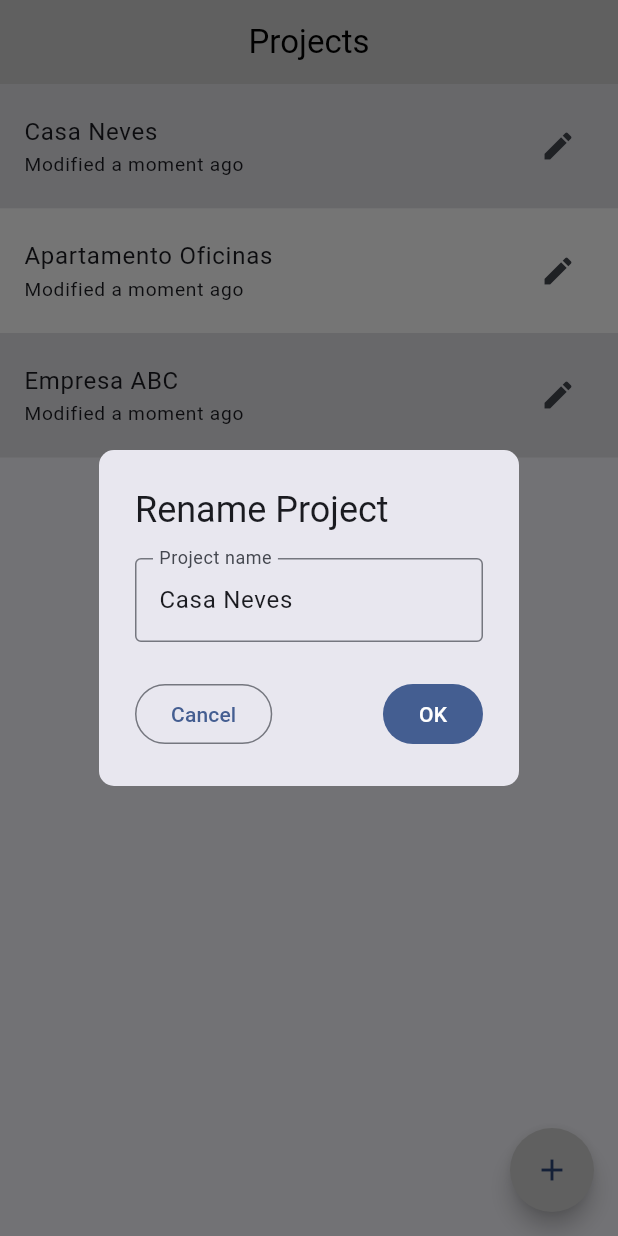
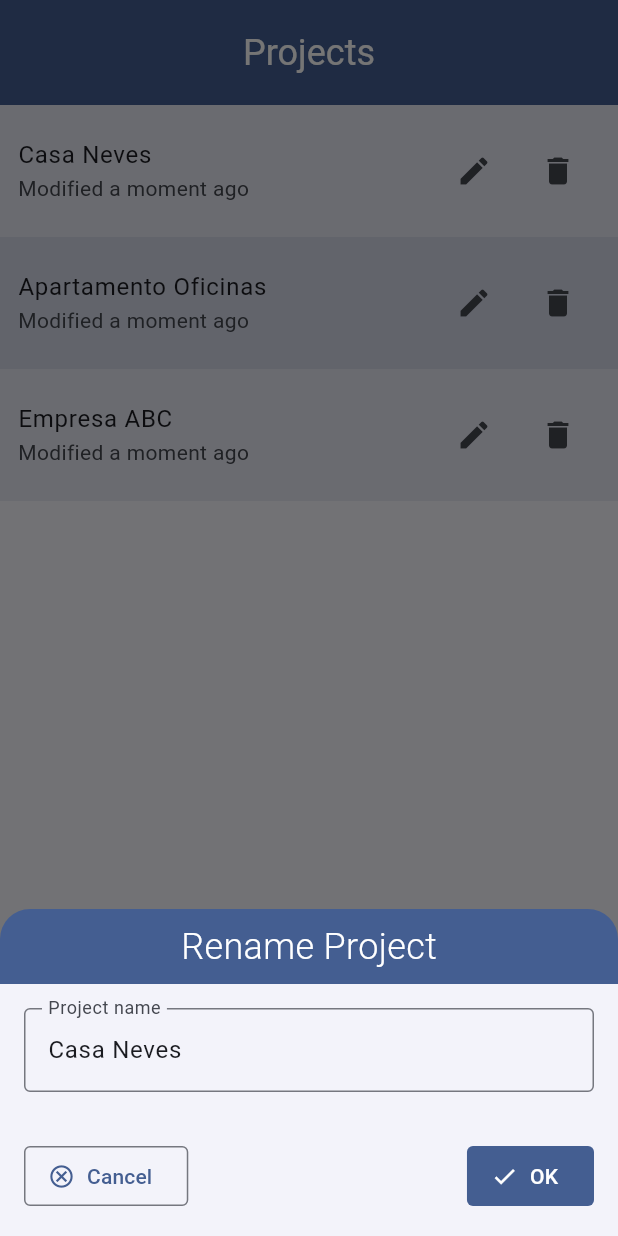
Before and after one commit to vvalentim/dispositivos_moveis_2024_2, a Flutter app: the screen it shows after launch, after a tap on the "mode edit" icon, on a phone screen of 412 x 824 dp. Run offline on Flutter 3.47's test engine with Material 3 defaults, Android fonts, the phone set to English and light mode, and no system bars; our stand-ins replace timeago.

Commit message:
delete project and open active project page

```diff
--- a/lib/app.dart
+++ b/lib/app.dart
@@ -1,4 +1,5 @@
 import 'package:flutter/material.dart';
+import 'package:dispositivos_moveis_2024_2/theme/theme.dart';
 import 'package:dispositivos_moveis_2024_2/pages/projects_page.dart';
 
 class App extends StatelessWidget {
@@ -8,10 +9,8 @@ class App extends StatelessWidget {
   @override
   Widget build(BuildContext context) {
     return MaterialApp(
-      theme: ThemeData(
-        colorScheme: ColorScheme.fromSeed(seedColor: Colors.blueAccent),
-        useMaterial3: true,
-      ),
+      theme: AppTheme.defaultTheme,
+      themeMode: ThemeMode.dark,
       home: const ProjectsPage(),
       debugShowCheckedModeBanner: false,
     );
--- a/lib/pages/projects_page.dart
+++ b/lib/pages/projects_page.dart
@@ -1,7 +1,9 @@
 import 'package:dispositivos_moveis_2024_2/models/project.dart';
+import 'package:dispositivos_moveis_2024_2/pages/active_project_page.dart';
 import 'package:dispositivos_moveis_2024_2/providers/projects_provider.dart';
-import 'package:dispositivos_moveis_2024_2/widgets/projects_list_widget.dart';
+import 'package:dispositivos_moveis_2024_2/widgets/bottom_sheet_widget.dart';
 import 'package:flutter/material.dart';
+import 'package:flutter/services.dart';
 import 'package:provider/provider.dart';
 
 class ProjectsPage extends StatefulWidget {
@@ -12,72 +14,194 @@ class ProjectsPage extends StatefulWidget {
 }
 
 class _ProjectsPageState extends State<ProjectsPage> {
-  TextEditingController controllerProjectName = TextEditingController();
-  String searchQuery = '';
+  late ProjectsProvider _projectsProvider;
+
+  late List<Project> _filteredProjects;
+
+  final _form = GlobalKey<FormState>();
+
+  final _projectNameController = TextEditingController();
+
+  String _searchQuery = '';
+
+  void _createProject() {
+    _projectsProvider.add(Project(_projectNameController.text));
+  }
+
+  void _renameProject(Project project) {
+    _projectsProvider.rename(project, _projectNameController.text);
+  }
 
   @override
   void dispose() {
     super.dispose();
+    _projectNameController.dispose();
   }
 
   @override
   Widget build(BuildContext context) {
+    final primaryColor = Theme.of(context).colorScheme.primary;
+    _projectsProvider = context.watch<ProjectsProvider>();
+    _filteredProjects = _projectsProvider.getFilteredList(_searchQuery);
+
     return Scaffold(
+      resizeToAvoidBottomInset: true,
       appBar: AppBar(
-        backgroundColor: const Color.fromRGBO(209, 209, 209, 1),
-        centerTitle: true,
-        title: const Text(
-          'Projects',
-          style: TextStyle(
-            color: Colors.black,
-          ),
+        title: const Text('Projects'),
+      ),
+      floatingActionButton: FloatingActionButton(
+        onPressed: () => _showCreateOrRenameProject(),
+        child: const Icon(
+          Icons.add,
+          color: Colors.white,
         ),
       ),
-      body: ProjectsListWidget(
-        searchQuery: '',
-        dialogCallback: _createOrRenameProjectDialog,
-      ),
-      floatingActionButton: FloatingActionButton(
-        onPressed: () => _createOrRenameProjectDialog(),
-        shape: const CircleBorder(),
-        backgroundColor: const Color.fromRGBO(209, 209, 209, 1),
-        child: const Icon(Icons.add),
+      body: ListView.builder(
+        itemCount: _filteredProjects.length,
+        itemBuilder: (
+          BuildContext context,
+          int projectIndex,
+        ) {
+          return InkWell(
+            onTap: () => Navigator.push(
+              context,
+              MaterialPageRoute(
+                builder: (_) =>
+                    ActiveProjectPage(project: _filteredProjects[projectIndex]),
+              ),
+            ),
+            child: Ink(
+              color: projectIndex % 2 != 0
+                  ? primaryColor.withOpacity(0.2)
+                  : primaryColor.withOpacity(0.1),
+              child: _getProjectListTile(
+                _filteredProjects[projectIndex],
+              ),
+            ),
+          );
+        },
       ),
     );
   }
 
-  void _createProject(String projectName) {
-    context.read<ProjectsProvider>().add(Project(projectName));
+  ListTile _getProjectListTile(Project project) {
+    return ListTile(
+      contentPadding: const EdgeInsets.symmetric(
+        vertical: 8,
+        horizontal: 12,
+      ),
+      title: Text(project.name),
+      subtitle: Text("Modified ${project.updatedAtTimeAgo}"),
+      trailing: Wrap(
+        crossAxisAlignment: WrapCrossAlignment.center,
+        children: [
+          Wrap(
+            children: [
+              IconButton(
+                onPressed: () => _showCreateOrRenameProject(project),
+                padding: const EdgeInsets.all(16),
+                icon: const Icon(Icons.mode_edit),
+              ),
+              IconButton(
+                onPressed: () => _showDeleteProject(project),
+                padding: const EdgeInsets.all(16),
+                icon: const Icon(Icons.delete),
+              ),
+            ],
+          ),
+        ],
+      ),
+    );
   }
 
-  void _renameProject(Project? project, String name) {
-    if (project != null && project.name != name) {
-      context.read<ProjectsProvider>().rename(project, name);
-    }
+  Form _buildFormName() {
+    return Form(
+      key: _form,
+      child: TextFormField(
+        controller: _projectNameController,
+        decoration: const InputDecoration(
+          labelText: 'Project name',
+          border: OutlineInputBorder(),
+        ),
+        inputFormatters: [
+          FilteringTextInputFormatter.allow(RegExp("[0-9a-zA-Z ]")),
+        ],
+        validator: (value) {
+          if (value!.length < 3 || value.length > 20) {
+            return "The project should be between 3 to 20 characters.";
+          }
+
+          return null;
+        },
+      ),
+    );
   }
 
-  Future<void> _createOrRenameProjectDialog({
-    bool actionRename = false,
-    Project? project,
-  }) async {
-    final alertTitle = actionRename ? 'Rename Project' : 'Create Project';
+  Future<void> _showCreateOrRenameProject([Project? project]) async {
+    final title = project != null ? 'Rename Project' : 'Create Project';
 
-    if (actionRename && project != null) {
-      controllerProjectName.text = project.name;
+    if (project != null) {
+      _projectNameController.text = project.name;
     }
 
+    return showModalBottomSheet(
+      context: context,
+      isScrollControlled: true,
+      enableDrag: true,
+      builder: (BuildContext context) {
+        return BottomSheetWidget(
+          title: title,
+          content: _buildFormName(),
+          submitCallback: () {
+            if (_form.currentState!.validate()) {
+              if (project != null) {
+                _renameProject(project);
+              } else {
+                _createProject();
+              }
+
+              _projectNameController.clear();
+              Navigator.of(context).pop();
+            }
+          },
+        );
+      },
+    );
+  }
+
+  Future<void> _showDeleteProject(
+    Project project,
+  ) {
     return showDialog(
-      barrierDismissible: true,
       context: context,
-      builder: (BuildContext context) {
+      builder: (context) {
         return AlertDialog(
-          title: Text(alertTitle),
-          content: TextField(
-            controller: controllerProjectName,
-            decoration: const InputDecoration(
-              labelText: 'Project name',
-              border: OutlineInputBorder(),
-            ),
+          title: const Text(
+            'Delete Project',
+            textAlign: TextAlign.center,
+          ),
+          content: Column(
+            mainAxisSize: MainAxisSize.min,
+            children: [
+              const Icon(
+                Icons.warning_rounded,
+                size: 48,
+              ),
+              Text(
+                "Are you sure you want to delete '${project.name}'?",
+                textAlign: TextAlign.center,
+                style: const TextStyle(
+                  fontSize: 18,
+                  fontWeight: FontWeight.bold,
+                ),
+                overflow: TextOverflow.fade,
+              ),
+              const SizedBox(height: 15),
+              const Text(
+                "All data associated with it will also be deleted.",
+                textAlign: TextAlign.center,
+              ),
+            ],
           ),
           shape: const RoundedRectangleBorder(
             borderRadius: BorderRadius.all(Radius.elliptical(10, 10)),
@@ -86,24 +210,12 @@ class _ProjectsPageState extends State<ProjectsPage> {
           actions: [
             OutlinedButton(
               child: const Text('Cancel'),
-              onPressed: () {
-                controllerProjectName.clear();
-                Navigator.of(context).pop();
-              },
+              onPressed: () => Navigator.of(context).pop(),
             ),
             FilledButton(
               style: const ButtonStyle(),
               onPressed: () {
-                if (actionRename) {
-                  _renameProject(
-                    project,
-                    controllerProjectName.text,
-                  );
-                } else {
-                  _createProject(controllerProjectName.text);
-                }
-
-                controllerProjectName.clear();
+                context.read<ProjectsProvider>().remove(project);
                 Navigator.of(context).pop();
               },
               child: const Text('OK'),
--- /dev/null
+++ b/lib/theme/theme.dart
@@ -0,0 +1,40 @@
+import 'package:flutter/material.dart';
+
+class AppTheme {
+  AppTheme._();
+
+  static final colorScheme = ColorScheme.fromSeed(seedColor: Colors.blueAccent);
+
+  static ThemeData defaultTheme = ThemeData(
+    colorScheme: colorScheme,
+    useMaterial3: true,
+    appBarTheme: AppBarTheme(
+      centerTitle: true,
+      toolbarHeight: 70,
+      backgroundColor: colorScheme.primary,
+      titleTextStyle: const TextStyle(
+        fontSize: 24,
+        color: Colors.white,
+      ),
+      iconTheme: const IconThemeData(color: Colors.white),
+    ),
+    outlinedButtonTheme: OutlinedButtonThemeData(
+      style: OutlinedButton.styleFrom(
+        shape: const RoundedRectangleBorder(
+          borderRadius: BorderRadius.all(Radius.elliptical(4, 4)),
+        ),
+      ),
+    ),
+    filledButtonTheme: FilledButtonThemeData(
+      style: FilledButton.styleFrom(
+        shape: const RoundedRectangleBorder(
+          borderRadius: BorderRadius.all(Radius.elliptical(4, 4)),
+        ),
+      ),
+    ),
+    floatingActionButtonTheme: FloatingActionButtonThemeData(
+      shape: const CircleBorder(),
+      backgroundColor: colorScheme.primary,
+    ),
+  );
+}
--- /dev/null
+++ b/lib/widgets/bottom_sheet_widget.dart
@@ -0,0 +1,86 @@
+import 'package:flutter/material.dart';
+
+class BottomSheetWidget extends StatelessWidget {
+  final String title;
+  final Widget content;
+  final VoidCallback submitCallback;
+
+  const BottomSheetWidget({
+    super.key,
+    required this.title,
+    required this.content,
+    required this.submitCallback,
+  });
+
+  @override
+  Widget build(BuildContext context) {
+    if (title.length > 20) {
+      throw Exception("Title size must not exceed 20 characters.");
+    }
+
+    return Padding(
+      padding: EdgeInsets.only(
+        bottom: MediaQuery.of(context).viewInsets.bottom,
+      ),
+      child: Container(
+        padding: const EdgeInsets.all(0),
+        child: Column(
+          mainAxisSize: MainAxisSize.min,
+          children: <Widget>[
+            Container(
+              padding: const EdgeInsets.all(8),
+              decoration: BoxDecoration(
+                color: Theme.of(context).colorScheme.primary,
+                borderRadius: const BorderRadius.only(
+                  topLeft: Radius.circular(20),
+                  topRight: Radius.circular(20),
+                ),
+              ),
+              child: Row(
+                mainAxisAlignment: MainAxisAlignment.center,
+                crossAxisAlignment: CrossAxisAlignment.center,
+                children: [
+                  Text(
+                    title,
+                    style: const TextStyle(
+                      fontSize: 24,
+                      fontWeight: FontWeight.w300,
+                      color: Colors.white,
+                    ),
+                  ),
+                ],
+              ),
+            ),
+            Column(
+              mainAxisSize: MainAxisSize.min,
+              children: [
+                Container(
+                  padding: const EdgeInsets.all(16),
+                  child: content,
+                ),
+                Container(
+                  padding: const EdgeInsets.all(16),
+                  child: Row(
+                    mainAxisAlignment: MainAxisAlignment.spaceBetween,
+                    children: [
+                      OutlinedButton.icon(
+                        onPressed: () => Navigator.pop(context),
+                        icon: const Icon(Icons.cancel_outlined),
+                        label: const Text('Cancel'),
+                      ),
+                      FilledButton.icon(
+                        onPressed: () => submitCallback(),
+                        icon: const Icon(Icons.check),
+                        label: const Text('OK'),
+                      )
+                    ],
+                  ),
+                )
+              ],
+            )
+          ],
+        ),
+      ),
+    );
+  }
+}
--- a/lib/widgets/projects_list_widget.dart
+++ /dev/null
@@ -1,60 +0,0 @@
-import 'package:flutter/material.dart';
-import 'package:provider/provider.dart';
-import 'package:dispositivos_moveis_2024_2/models/project.dart';
-import 'package:dispositivos_moveis_2024_2/providers/projects_provider.dart';
-
-class ProjectsListWidget extends StatelessWidget {
-  final String searchQuery;
-  final Future<void> Function({Project project, bool actionRename})
-      dialogCallback;
-
-  const ProjectsListWidget({
-    super.key,
-    required this.searchQuery,
-    required this.dialogCallback,
-  });
-
-  @override
-  Widget build(BuildContext context) {
-    var projectsProvider = context.watch<ProjectsProvider>();
-    var filteredProjects = projectsProvider.getFilteredList(searchQuery);
-
-    filteredProjects.sort((a, b) => b.updatedAt.compareTo(a.updatedAt));
-
-    return ListView.builder(
-      itemBuilder: (BuildContext context, int index) {
-        return InkWell(
-          onDoubleTap: () => {},
-          child: Ink(
-            color:
-                index % 2 == 0 ? Colors.grey.withOpacity(0.25) : Colors.white,
-            child: _getProjectListTile(filteredProjects[index]),
-          ),
-        );
-      },
-      itemCount: filteredProjects.length,
-      padding: const EdgeInsets.all(0),
-    );
-  }
-
-  ListTile _getProjectListTile(Project project) {
-    return ListTile(
-      contentPadding: const EdgeInsets.symmetric(vertical: 12, horizontal: 16),
-      leading: null,
-      title: Column(
-        crossAxisAlignment: CrossAxisAlignment.start,
-        children: [
-          Text(project.name),
-          Text(
-            "Modified ${project.updatedAtTimeAgo}",
-            textScaler: const TextScaler.linear(0.8),
-          ),
-        ],
-      ),
-      trailing: IconButton(
-        onPressed: () => dialogCallback(project: project, actionRename: true),
-        icon: const Icon(Icons.mode_edit),
-      ),
-    );
-  }
-}
```
Also changed, not shown: lib/pages/active_project_page.dart (renamed from lib/pages/test_entries_page.dart, +11 -18 lines), lib/pages/room_page.dart (added, +22 -0 lines), lib/pages/rooms_page.dart (deleted, +0 -47 lines), lib/pages/test_entry_page.dart (added, +22 -0 lines), lib/common/theme.dart (deleted), 1 other file.
